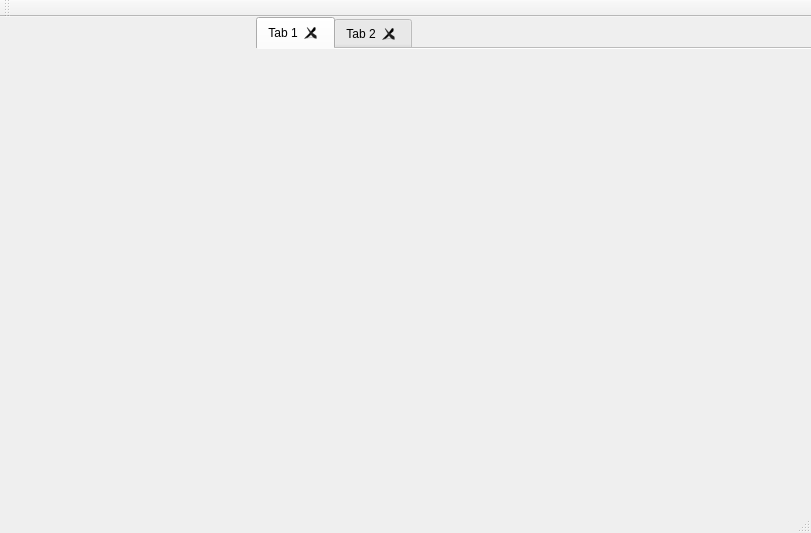
The window that Toolkit/mainwindow.ui (LeonBlade/Blade-Brothers-Engine) describes before a commit, drawn with Qt 5.
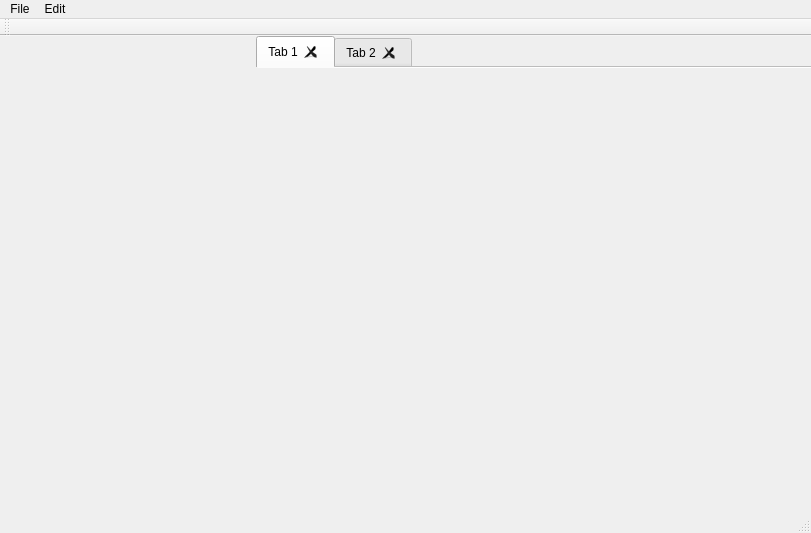
The same window after the commit.

Patch:
```diff
--- a/Toolkit/mainwindow.ui
+++ b/Toolkit/mainwindow.ui
@@ -45,6 +45,12 @@
     </item>
     <item>
      <widget class="QTabWidget" name="tabWidget">
+      <property name="currentIndex">
+       <number>0</number>
+      </property>
+      <property name="usesScrollButtons">
+       <bool>true</bool>
+      </property>
       <property name="documentMode">
        <bool>true</bool>
       </property>
@@ -77,6 +83,26 @@
      <height>22</height>
     </rect>
    </property>
+   <widget class="QMenu" name="menuFile">
+    <property name="title">
+     <string>File</string>
+    </property>
+    <addaction name="actionNew_Map"/>
+    <addaction name="separator"/>
+    <addaction name="actionOpen_Map"/>
+    <addaction name="separator"/>
+    <addaction name="actionSave_Map"/>
+    <addaction name="actionSave_Map_As"/>
+    <addaction name="separator"/>
+    <addaction name="actionClose_Map"/>
+   </widget>
+   <widget class="QMenu" name="menuEdit">
+    <property name="title">
+     <string>Edit</string>
+    </property>
+   </widget>
+   <addaction name="menuFile"/>
+   <addaction name="menuEdit"/>
   </widget>
   <widget class="QToolBar" name="mainToolBar">
    <attribute name="toolBarArea">
```
Left out of the diff: 25 changed lines with no effect on the pictures.
